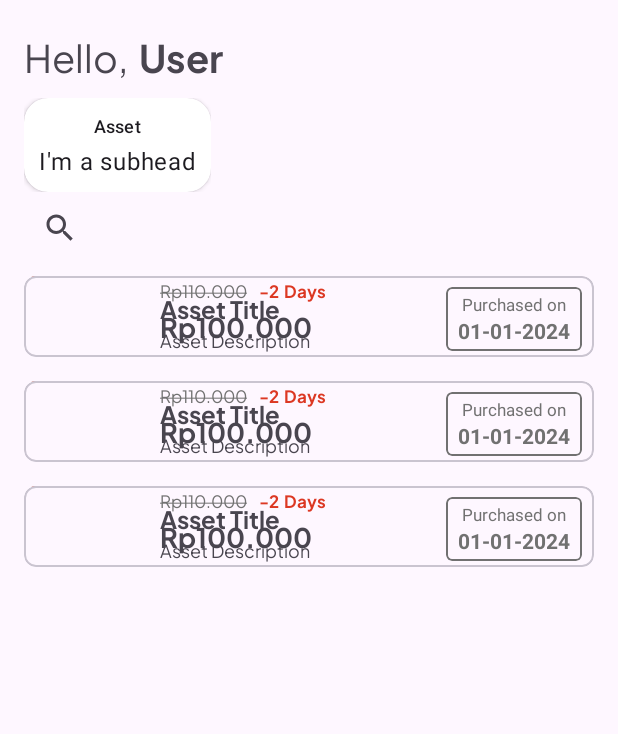
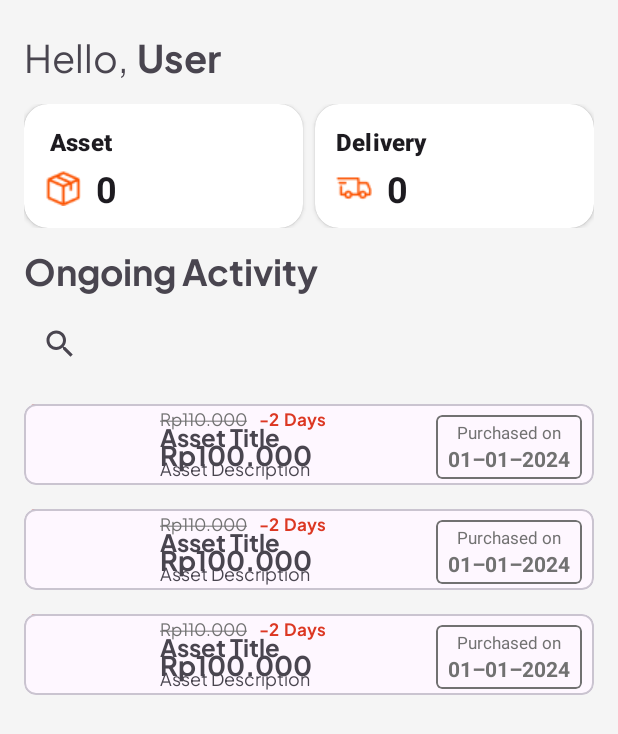
Before and after one commit to C241-AM01/Tracky-Mobile, an Android app: the layout fragment_home.xml on its own in the app's theme, with its tools: preview values and no code run, on a phone screen of 412 x 824 dp. Shown: the top 734 px of the screen. Run offline under Robolectric (Android 15) with nearby library versions, the phone set to English and light mode, and no system bars.

Commit message:
feat: update home & asset list

```diff
--- a/app/src/main/res/layout/fragment_home.xml
+++ b/app/src/main/res/layout/fragment_home.xml
@@ -6,6 +6,7 @@
     android:layout_height="match_parent"
     android:orientation="vertical"
     android:padding="16dp"
+    android:background="@color/surface"
     tools:context=".ui.home.HomeFragment" >
 
     <LinearLayout
@@ -18,7 +19,7 @@
             android:layout_width="wrap_content"
             android:layout_height="wrap_content"
             android:fontFamily="@font/plus_jakarta_sans"
-            android:text="Hello,"
+            android:text="@string/hello"
             android:textSize="25sp"/>
 
         <TextView
@@ -27,7 +28,7 @@
             android:layout_height="wrap_content"
             android:fontFamily="@font/plus_jakarta_sans"
             android:text="@string/user_title"
-            android:layout_marginLeft="7dp"
+            android:layout_marginLeft="6dp"
             android:textSize="25sp"
             android:textStyle="bold" />
 
@@ -38,10 +39,11 @@
         android:layout_width="wrap_content"
         android:layout_height="wrap_content"
         android:orientation="horizontal"
-        android:layout_marginTop="10dp"
+        android:layout_marginTop="14dp"
         >
 
         <androidx.cardview.widget.CardView
+            android:id="@+id/home_asset_card"
             android:layout_width="match_parent"
             android:layout_height="wrap_content"
             app:cardCornerRadius="16dp"
@@ -52,46 +54,151 @@
             android:textAlignment="textStart">
 
             <androidx.constraintlayout.widget.ConstraintLayout
-                android:padding="10dp"
-                android:layout_width="match_parent"
-                android:layout_height="match_parent">
+                android:layout_width="186dp"
+                android:layout_height="match_parent"
+                android:padding="10dp">
+
+                <androidx.constraintlayout.widget.ConstraintLayout
+                    android:layout_width="wrap_content"
+                    android:layout_height="wrap_content"
+                    android:layout_marginLeft="4dp"
+                    app:layout_constraintStart_toStartOf="parent"
+                    app:layout_constraintTop_toTopOf="parent"
+                    >
 
                     <TextView
-                    android:id="@+id/subhead"
+                        android:id="@+id/card_asset_title"
                         style="@style/TextAppearance.MaterialComponents.Subtitle2"
                         android:layout_width="match_parent"
                         android:layout_height="wrap_content"
                         android:layout_marginTop="4dp"
                         android:text="@string/asset_stat"
-                    android:textSize="12sp"
+                        android:textSize="16sp"
+                        android:textStyle="bold"
                         app:layout_constraintEnd_toEndOf="parent"
                         app:layout_constraintStart_toStartOf="parent"
-                    app:layout_constraintTop_toBottomOf="@id/title" />
+                        app:layout_constraintTop_toTopOf="parent" />
+
+                    <ImageView
+                        android:id="@+id/icon_asset_card"
+                        android:layout_width="wrap_content"
+                        android:layout_height="wrap_content"
+                        android:src="@drawable/ic_box_outline_accent"
+                        android:layout_marginTop="4dp"
+                        app:layout_constraintTop_toTopOf="@id/asset_amount"
+                        app:layout_constraintStart_toStartOf="parent"
+                        />
 
                     <TextView
-                    android:id="@+id/body"
+                        android:id="@+id/asset_amount"
                         style="@style/TextAppearance.MaterialComponents.Body1"
+                        android:layout_width="wrap_content"
+                        android:layout_height="wrap_content"
+                        android:layout_marginTop="4dp"
+                        android:layout_marginLeft="10dp"
+                        android:layout_marginBottom="6dp"
+                        android:textStyle="bold"
+                        android:textSize="24sp"
+                        android:text="@string/asset_amount"
+                        app:layout_constraintStart_toEndOf="@id/icon_asset_card"
+                        app:layout_constraintTop_toBottomOf="@id/card_asset_title" />
+
+                </androidx.constraintlayout.widget.ConstraintLayout>
+
+            </androidx.constraintlayout.widget.ConstraintLayout>
+        </androidx.cardview.widget.CardView>
+
+        <androidx.cardview.widget.CardView
+            android:id="@+id/home_delivery_card"
+            android:layout_width="match_parent"
+            android:layout_height="wrap_content"
+            app:cardCornerRadius="16dp"
+            android:layout_marginLeft="8dp"
+            app:layout_constraintBottom_toBottomOf="parent"
+            app:layout_constraintEnd_toEndOf="parent"
+            app:layout_constraintStart_toStartOf="parent"
+            app:layout_constraintTop_toTopOf="parent"
+            android:textAlignment="textStart">
+
+            <androidx.constraintlayout.widget.ConstraintLayout
+                android:layout_width="186dp"
+                android:layout_height="match_parent"
+                android:padding="10dp">
+
+                <androidx.constraintlayout.widget.ConstraintLayout
+                    android:layout_width="wrap_content"
+                    android:layout_height="wrap_content"
+                    android:layout_marginLeft="4dp"
+                    app:layout_constraintStart_toStartOf="parent"
+                    app:layout_constraintTop_toTopOf="parent"
+                    >
+
+                    <TextView
+                        android:id="@+id/card_delivery_title"
+                        style="@style/TextAppearance.MaterialComponents.Subtitle2"
                         android:layout_width="match_parent"
                         android:layout_height="wrap_content"
                         android:layout_marginTop="4dp"
-                    android:text="I'm a subhead"
+                        android:text="@string/delivery_stat"
+                        android:textSize="16sp"
+                        android:textStyle="bold"
                         app:layout_constraintEnd_toEndOf="parent"
                         app:layout_constraintStart_toStartOf="parent"
-                    app:layout_constraintTop_toBottomOf="@id/subhead" />
+                        app:layout_constraintTop_toTopOf="parent" />
+
+                    <ImageView
+                        android:id="@+id/icon_delivery_card"
+                        android:layout_width="wrap_content"
+                        android:layout_height="wrap_content"
+                        android:src="@drawable/ic_truck_outline_accent"
+                        android:layout_marginTop="4dp"
+                        app:layout_constraintTop_toTopOf="@id/delivery_amount"
+                        app:layout_constraintStart_toStartOf="parent"
+                        />
+
+                    <TextView
+                        android:id="@+id/delivery_amount"
+                        style="@style/TextAppearance.MaterialComponents.Body1"
+                        android:layout_width="wrap_content"
+                        android:layout_height="wrap_content"
+                        android:layout_marginTop="4dp"
+                        android:layout_marginLeft="10dp"
+                        android:layout_marginBottom="6dp"
+                        android:textStyle="bold"
+                        android:textSize="24sp"
+                        android:text="@string/asset_amount"
+                        app:layout_constraintStart_toEndOf="@id/icon_delivery_card"
+                        app:layout_constraintTop_toBottomOf="@id/card_delivery_title" />
+
+                </androidx.constraintlayout.widget.ConstraintLayout>
+
             </androidx.constraintlayout.widget.ConstraintLayout>
         </androidx.cardview.widget.CardView>
 
     </LinearLayout>
 
+    <TextView
+        android:layout_width="wrap_content"
+        android:layout_height="wrap_content"
+        android:text="@string/ongoing_activity"
+        android:layout_marginTop="8dp"
+        android:fontFamily="@font/plus_jakarta_sans"
+        android:textStyle="bold"
+        android:textSize="24sp"
+        />
 
     <SearchView
         android:id="@+id/sv_asset"
         android:layout_width="match_parent"
-        android:layout_height="wrap_content" />
+        android:layout_height="wrap_content"
+        android:layout_marginTop="8dp"
+
+        />
 
     <androidx.recyclerview.widget.RecyclerView
         android:id="@+id/rv_asset"
         android:layout_width="match_parent"
         android:layout_height="match_parent"
+        android:layout_marginTop="8dp"
         tools:listitem="@layout/item_asset" />
 </LinearLayout>
--- a/app/src/main/res/layout/item_asset.xml
+++ b/app/src/main/res/layout/item_asset.xml
@@ -36,7 +36,8 @@
                         app:layout_constraintStart_toStartOf="parent"
                         app:layout_constraintTop_toTopOf="parent"
                         app:layout_constraintVertical_bias="0.0"
-                        tools:srcCompat="@tools:sample/avatars" />
+                        tools:srcCompat="@tools:sample/avatars"
+                        android:contentDescription="@string/img_asset"/>
                     <androidx.cardview.widget.CardView
                         android:layout_width="wrap_content"
                         android:layout_height="wrap_content"
--- a/app/src/main/res/values/strings.xml
+++ b/app/src/main/res/values/strings.xml
@@ -22,7 +22,8 @@
     <string name="asset_depreciation_time">-2</string>
     <string name="asset_depreciation_period">Days</string>
     <string name="purchased_on">Purchased on</string>
-    <string name="purchase_date">01-01-2024</string>
+    <string name="purchase_date">01–01–2024</string>
+    <string name="img_asset">Asset Image</string>
 
 
     <!--    Login   -->
--- a/gradle/libs.versions.toml
+++ b/gradle/libs.versions.toml
@@ -1,22 +1,22 @@
 [versions]
-agp = "8.4.0"
+agp = "8.4.1"
 kotlin = "1.9.0"
-coreKtx = "1.10.1"
+coreKtx = "1.13.1"
 junit = "4.13.2"
 junitVersion = "1.1.5"
 espressoCore = "3.5.1"
-appcompat = "1.6.1"
-material = "1.10.0"
+appcompat = "1.7.0"
+material = "1.12.0"
 constraintlayout = "2.1.4"
-lifecycleLivedataKtx = "2.6.1"
-lifecycleViewmodelKtx = "2.6.1"
-navigationFragmentKtx = "2.6.0"
-navigationUiKtx = "2.6.0"
-googleGmsGoogleServices = "4.4.1"
+lifecycleLivedataKtx = "2.8.1"
+lifecycleViewmodelKtx = "2.8.1"
+navigationFragmentKtx = "2.7.7"
+navigationUiKtx = "2.7.7"
+googleGmsGoogleServices = "4.4.2"
 firebaseAuth = "23.0.0"
-activity = "1.8.0"
+activity = "1.9.0"
 googleAndroidLibrariesMapsplatformSecretsGradlePlugin = "2.0.1"
-playServicesMaps = "18.1.0"
+playServicesMaps = "18.2.0"
 playServicesMapsVersion = "18.2.0"
 secretsGradlePlugin = "2.0.1"
 carUiLib = "2.6.0"
```
Lines whose indentation alone changed are shown as unchanged.
